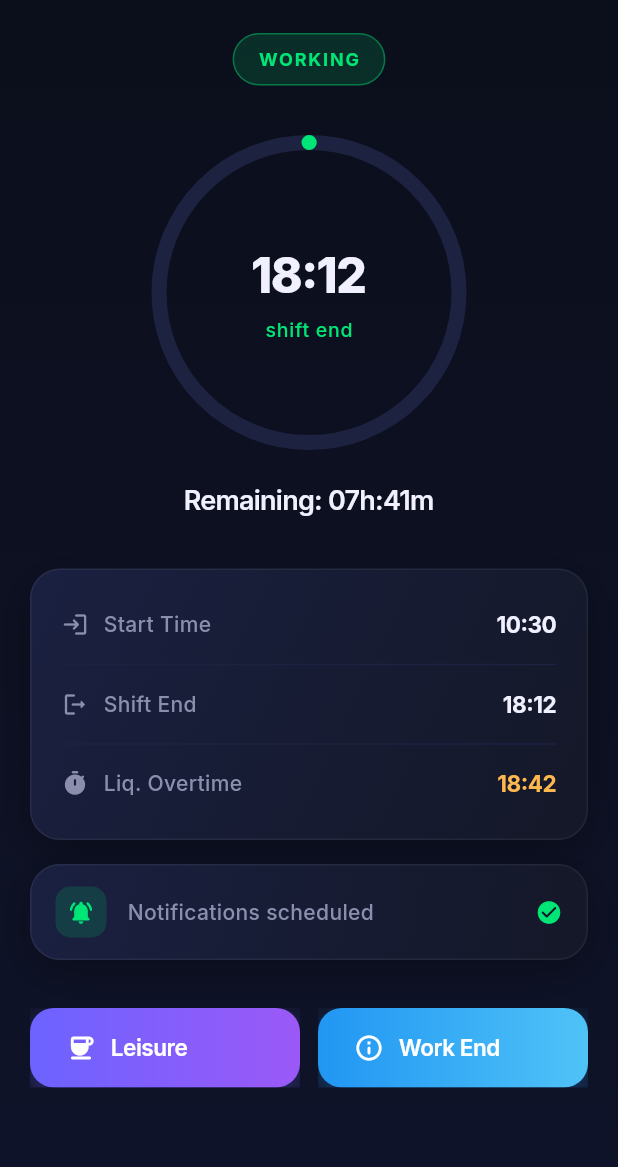
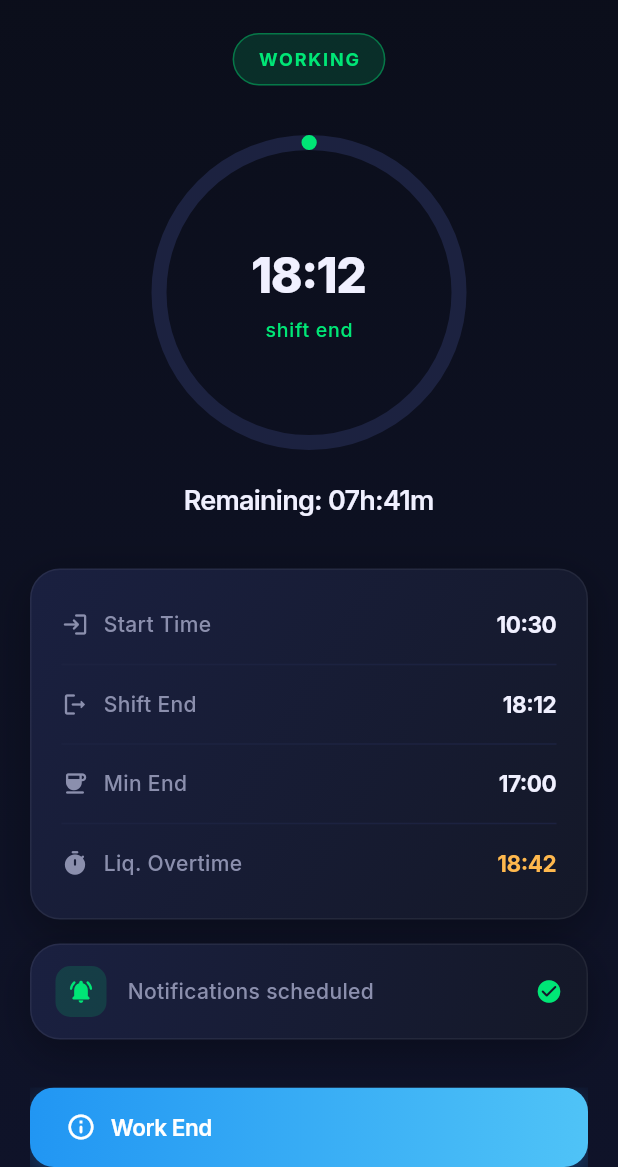
Before and after one commit to cesto93/cartellino_notify, a Flutter app: the screen it shows after launch, after a tap on "I'm Arrived", on a phone screen of 412 x 824 dp, the part 69-1236 px from its top. Run offline on Flutter 3.47's test engine with Material 3 defaults, Android fonts, the phone set to English and light mode, and no system bars; our stand-ins replace flutter_local_notifications, google_fonts, sqflite, sqflite_common_ffi_web, timezone; accounts and stored records are empty.

Commit message:
feat(settings): add min time and remove leisure
Replace leisure time deduction with a configurable min time for early leave when recovering hours another day.

Min end is shown alongside shift end and triggers its own notification. Database migrates to v2 with a 06:00 default.

```diff
--- a/lib/screens/home_screen.dart
+++ b/lib/screens/home_screen.dart
@@ -118,19 +118,17 @@ class HomeScreen extends StatelessWidget {
                               ),
                               const Divider(color: AppColors.bgCardLight, height: 20),
                               InfoRow(
+                                label: 'Min End',
+                                value: state.minEndTimeDisplay,
+                                icon: Icons.coffee_rounded,
+                              ),
+                              const Divider(color: AppColors.bgCardLight, height: 20),
+                              InfoRow(
                                 label: 'Liq. Overtime',
                                 value: state.liquidatableTimeDisplay,
                                 icon: Icons.timer_rounded,
                                 valueColor: AppColors.accent,
                               ),
-                              if (state.leisureTime != null) ...[
-                                const Divider(color: AppColors.bgCardLight, height: 20),
-                                InfoRow(
-                                  label: 'Leisure Time',
-                                  value: state.leisureTime!,
-                                  icon: Icons.coffee_rounded,
-                                ),
-                              ],
                             ],
                           ),
                         ),
@@ -219,25 +217,8 @@ class HomeScreen extends StatelessWidget {
 
     return Column(
       children: [
-        Row(
-          children: [
-            Expanded(
-              child: GradientButton(
-                label: 'Leisure',
-                icon: Icons.coffee_rounded,
-                onPressed: () => _showTimeInputDialog(
-                  context,
-                  title: 'Set Leisure Time',
-                  hint: 'e.g. 00:15',
-                  onSubmit: (v) => state.setLeisureTime(v),
-                ),
-                gradient: const LinearGradient(
-                  colors: [Color(0xFF6C63FF), Color(0xFF9B59F7)],
-                ),
-              ),
-            ),
-            const SizedBox(width: 12),
-            Expanded(
+        SizedBox(
+          width: double.infinity,
           child: GradientButton(
             label: 'Work End',
             icon: Icons.info_outline_rounded,
@@ -247,22 +228,6 @@ class HomeScreen extends StatelessWidget {
             ),
           ),
         ),
-          ],
-        ),
-        if (state.leisureTime != null) ...[
-          const SizedBox(height: 14),
-          SizedBox(
-            width: double.infinity,
-            child: GradientButton(
-              label: 'Clear Leisure Time',
-              icon: Icons.clear_rounded,
-              onPressed: () => state.clearLeisureTime(),
-              gradient: const LinearGradient(
-                colors: [Color(0xFF455A64), Color(0xFF78909C)],
-              ),
-            ),
-          ),
-        ],
       ],
     );
   }
@@ -388,6 +353,7 @@ class HomeScreen extends StatelessWidget {
 
   void _showWorkEndDialog(BuildContext context, AppState state) {
     final endTime = state.endTimeDisplay;
+    final minEndTime = state.minEndTimeDisplay;
     final remaining = state.remainingDisplay;
     showModalBottomSheet(
       context: context,
@@ -415,6 +381,15 @@ class HomeScreen extends StatelessWidget {
               const SizedBox(height: 20),
               const Icon(Icons.schedule_rounded, size: 48, color: AppColors.accent),
               const SizedBox(height: 16),
+              Text(
+                'Min end at $minEndTime',
+                style: const TextStyle(
+                  fontSize: 16,
+                  fontWeight: FontWeight.w600,
+                  color: AppColors.textSecondary,
+                ),
+              ),
+              const SizedBox(height: 4),
               Text(
                 'Shift ends at $endTime',
                 style: const TextStyle(
@@ -515,6 +490,21 @@ class HomeScreen extends StatelessWidget {
                   );
                 },
               ),
+              const SizedBox(height: 12),
+              _SettingsTile(
+                icon: Icons.timer_outlined,
+                label: 'Min Time',
+                value: state.minTime,
+                onTap: () {
+                  Navigator.pop(ctx);
+                  _showTimeInputDialog(
+                    context,
+                    title: 'Min Time',
+                    hint: '06:00',
+                    onSubmit: (v) => state.setMinTime(v),
+                  );
+                },
+              ),
               const SizedBox(height: 24),
             ],
           ),
@@ -535,7 +525,7 @@ class HomeScreen extends StatelessWidget {
             style: TextStyle(color: AppColors.textPrimary, fontWeight: FontWeight.w700),
           ),
           content: const Text(
-            'This will clear your start time and leisure time for today.',
+            'This will clear your start time for today.',
             style: TextStyle(color: AppColors.textSecondary),
           ),
           actions: [
--- a/lib/services/app_state.dart
+++ b/lib/services/app_state.dart
@@ -32,8 +32,8 @@ class AppState extends ChangeNotifier {
   String _lunchTime = '00:30';
   String get lunchTime => _lunchTime;
 
-  String? _leisureTime;
-  String? get leisureTime => _leisureTime;
+  String _minTime = '06:00';
+  String get minTime => _minTime;
 
   ShiftStatus _status = ShiftStatus.notStarted;
   ShiftStatus get status => _status;
@@ -46,6 +46,9 @@ class AppState extends ChangeNotifier {
 
   String _liquidatableTimeDisplay = '--:--';
   String get liquidatableTimeDisplay => _liquidatableTimeDisplay;
+
+  String _minEndTimeDisplay = '--:--';
+  String get minEndTimeDisplay => _minEndTimeDisplay;
 
   bool _notificationsScheduled = false;
   bool get notificationsScheduled => _notificationsScheduled;
@@ -70,8 +73,8 @@ class AppState extends ChangeNotifier {
   Future<void> _loadFromDb() async {
     _workTime = await _db.getSetting('work_time') ?? '07:12';
     _lunchTime = await _db.getSetting('lunch_time') ?? '00:30';
+    _minTime = await _db.getSetting('min_time') ?? '06:00';
     _startTime = await _db.getStartTime();
-    _leisureTime = await _db.getDailySetting('leisure_time');
     _recalculate();
     notifyListeners();
   }
@@ -111,15 +114,6 @@ class AppState extends ChangeNotifier {
     await _scheduleNotifications();
   }
 
-  /// Set leisure time for today.
-  Future<void> setLeisureTime(String time) async {
-    _leisureTime = time;
-    await _db.storeDailySetting('leisure_time', time);
-    _recalculate();
-    notifyListeners();
-    await _scheduleNotifications();
-  }
-
   /// Update global work time setting.
   Future<void> setWorkTime(String time) async {
     _workTime = time;
@@ -138,22 +132,22 @@ class AppState extends ChangeNotifier {
     if (_startTime != null) await _scheduleNotifications();
   }
 
-  /// Clear leisure time for today.
-  Future<void> clearLeisureTime() async {
-    _leisureTime = null;
-    await _db.clearDailySetting('leisure_time');
+  /// Update global minimum work time setting.
+  /// This is the minimum time to stay at work when recovering another day
+  /// (less than the full work time).
+  Future<void> setMinTime(String time) async {
+    _minTime = time;
+    await _db.storeSetting('min_time', time);
     _recalculate();
     notifyListeners();
     if (_startTime != null) await _scheduleNotifications();
   }
 
-  /// Reset the day (clear start time + leisure time).
+  /// Reset the day (clear start time).
   Future<void> resetDay() async {
     _startTime = null;
-    _leisureTime = null;
     _notificationsScheduled = false;
     await _db.clearDailySetting('start_time');
-    await _db.clearDailySetting('leisure_time');
     await _notifications.cancelAll();
     _recalculate();
     notifyListeners();
@@ -167,6 +161,7 @@ class AppState extends ChangeNotifier {
       _endTimeDisplay = '--:--';
       _remainingDisplay = '';
       _liquidatableTimeDisplay = '--:--';
+      _minEndTimeDisplay = '--:--';
       _progress = 0;
       return;
     }
@@ -175,9 +170,15 @@ class AppState extends ChangeNotifier {
       _startTime!,
       workTimeStr: _workTime,
       lunchTimeStr: _lunchTime,
-      leisureTimeStr: _leisureTime,
     );
     _endTimeDisplay = formatTime(endDt);
+
+    final minEndDt = minTurnEndDateTime(
+      _startTime!,
+      minTimeStr: _minTime,
+      lunchTimeStr: _lunchTime,
+    );
+    _minEndTimeDisplay = formatTime(minEndDt);
 
     final liquidatableDt = endDt.add(
       const Duration(minutes: liquidatableOvertimeThresholdMinutes),
@@ -188,14 +189,12 @@ class AppState extends ChangeNotifier {
       _startTime!,
       workTimeStr: _workTime,
       lunchTimeStr: _lunchTime,
-      leisureTimeStr: _leisureTime,
     );
 
     _remainingDisplay = workTimeStatus(
       _startTime!,
       workTimeStr: _workTime,
       lunchTimeStr: _lunchTime,
-      leisureTimeStr: _leisureTime,
     );
 
     // Calculate progress (0.0 = just started → 1.0 = shift done)
@@ -232,15 +231,23 @@ class AppState extends ChangeNotifier {
       _startTime!,
       workTimeStr: _workTime,
       lunchTimeStr: _lunchTime,
-      leisureTimeStr: _leisureTime,
+    );
+
+    final secToMin = secondsToMinEnd(
+      _startTime!,
+      minTimeStr: _minTime,
+      lunchTimeStr: _lunchTime,
     );
 
     final secToLiq = secondsToLiquidatableOvertime(
       _startTime!,
       workTimeStr: _workTime,
       lunchTimeStr: _lunchTime,
-      leisureTimeStr: _leisureTime,
     );
+
+    if (secToMin > 0) {
+      await _notifications.scheduleMinEnd(Duration(seconds: secToMin.round()));
+    }
 
     if (secToEnd > 0) {
       await _notifications.scheduleWorkEnd(Duration(seconds: secToEnd.round()));
--- a/lib/services/cartellino_service.dart
+++ b/lib/services/cartellino_service.dart
@@ -37,18 +37,34 @@ String formatDuration(Duration d) {
 }
 
 /// Calculates the exact [DateTime] when the work turn ends.
+///
+/// Full shift: `Start + Work + Lunch`.
 DateTime turnEndDateTime(
   String startTimeStr, {
   String workTimeStr = '07:12',
   String lunchTimeStr = '00:30',
-  String? leisureTimeStr,
 }) {
   final start = _parseTimeToday(startTimeStr);
   final work = _parseDuration(workTimeStr);
   final lunch = _parseDuration(lunchTimeStr);
-  final leisure = leisureTimeStr != null ? _parseDuration(leisureTimeStr) : Duration.zero;
 
-  return start.add(work).add(lunch).subtract(leisure);
+  return start.add(work).add(lunch);
+}
+
+/// Calculates the exact [DateTime] when the minimum work time is reached.
+///
+/// Minimum shift (early leave when recovering another day):
+/// `Start + Min + Lunch`. [minTimeStr] must be less than the full work time.
+DateTime minTurnEndDateTime(
+  String startTimeStr, {
+  String minTimeStr = '06:00',
+  String lunchTimeStr = '00:30',
+}) {
+  final start = _parseTimeToday(startTimeStr);
+  final min = _parseDuration(minTimeStr);
+  final lunch = _parseDuration(lunchTimeStr);
+
+  return start.add(min).add(lunch);
 }
 
 /// Calculates the turn end time as an 'HH:MM' string.
@@ -56,10 +72,19 @@ String turnEndTime(
   String startTimeStr, {
   String workTimeStr = '07:12',
   String lunchTimeStr = '00:30',
-  String? leisureTimeStr,
 }) {
   return formatTime(turnEndDateTime(startTimeStr,
-      workTimeStr: workTimeStr, lunchTimeStr: lunchTimeStr, leisureTimeStr: leisureTimeStr));
+      workTimeStr: workTimeStr, lunchTimeStr: lunchTimeStr));
+}
+
+/// Calculates the minimum end time as an 'HH:MM' string.
+String minTurnEndTime(
+  String startTimeStr, {
+  String minTimeStr = '06:00',
+  String lunchTimeStr = '00:30',
+}) {
+  return formatTime(minTurnEndDateTime(startTimeStr,
+      minTimeStr: minTimeStr, lunchTimeStr: lunchTimeStr));
 }
 
 /// Calculates the remaining [Duration] until the work turn finishes.
@@ -68,10 +93,21 @@ Duration durationToTurnEnd(
   String startTimeStr, {
   String workTimeStr = '07:12',
   String lunchTimeStr = '00:30',
-  String? leisureTimeStr,
 }) {
   final finishTime = turnEndDateTime(startTimeStr,
-      workTimeStr: workTimeStr, lunchTimeStr: lunchTimeStr, leisureTimeStr: leisureTimeStr);
+      workTimeStr: workTimeStr, lunchTimeStr: lunchTimeStr);
+  return finishTime.difference(DateTime.now());
+}
+
+/// Calculates the remaining [Duration] until the minimum time is reached.
+/// Returns a negative duration if already past.
+Duration durationToMinEnd(
+  String startTimeStr, {
+  String minTimeStr = '06:00',
+  String lunchTimeStr = '00:30',
+}) {
+  final finishTime = minTurnEndDateTime(startTimeStr,
+      minTimeStr: minTimeStr, lunchTimeStr: lunchTimeStr);
   return finishTime.difference(DateTime.now());
 }
 
@@ -80,10 +116,21 @@ double secondsToTurnEnd(
   String startTimeStr, {
   String workTimeStr = '07:12',
   String lunchTimeStr = '00:30',
-  String? leisureTimeStr,
 }) {
   final d = durationToTurnEnd(startTimeStr,
-      workTimeStr: workTimeStr, lunchTimeStr: lunchTimeStr, leisureTimeStr: leisureTimeStr);
+      workTimeStr: workTimeStr, lunchTimeStr: lunchTimeStr);
+  return d.isNegative ? 0 : d.inMilliseconds / 1000;
+}
+
+/// Calculates the remaining seconds until the minimum time is reached.
+/// Returns 0 if already past.
+double secondsToMinEnd(
+  String startTimeStr, {
+  String minTimeStr = '06:00',
+  String lunchTimeStr = '00:30',
+}) {
+  final d = durationToMinEnd(startTimeStr,
+      minTimeStr: minTimeStr, lunchTimeStr: lunchTimeStr);
   return d.isNegative ? 0 : d.inMilliseconds / 1000;
 }
 
@@ -93,10 +140,9 @@ double secondsToLiquidatableOvertime(
   String startTimeStr, {
   String workTimeStr = '07:12',
   String lunchTimeStr = '00:30',
-  String? leisureTimeStr,
 }) {
   final finishTime = turnEndDateTime(startTimeStr,
-      workTimeStr: workTimeStr, lunchTimeStr: lunchTimeStr, leisureTimeStr: leisureTimeStr);
+      workTimeStr: workTimeStr, lunchTimeStr: lunchTimeStr);
   final liquidatableTime = finishTime.add(
     const Duration(minutes: liquidatableOvertimeThresholdMinutes),
   );
@@ -114,10 +160,9 @@ String workTimeStatus(
   String startTimeStr, {
   String workTimeStr = '07:12',
   String lunchTimeStr = '00:30',
-  String? leisureTimeStr,
 }) {
   final remaining = durationToTurnEnd(startTimeStr,
-      workTimeStr: workTimeStr, lunchTimeStr: lunchTimeStr, leisureTimeStr: leisureTimeStr);
+      workTimeStr: workTimeStr, lunchTimeStr: lunchTimeStr);
 
   if (!remaining.isNegative) {
     return 'Remaining: ${formatDuration(remaining)}';
--- a/lib/services/database_service.dart
+++ b/lib/services/database_service.dart
@@ -1,6 +1,6 @@
 /// Port of database.py — SQLite persistence layer.
 ///
-/// Stores global settings, daily user settings (start_time, leisure_time),
+/// Stores global settings, daily user settings (start_time),
 /// and provides the same API surface as the Python original.
 library;
 
@@ -35,7 +35,7 @@ class DatabaseService {
 
     return openDatabase(
       path,
-      version: 1,
+      version: 2,
       onCreate: (db, version) async {
         await db.execute(
           'CREATE TABLE IF NOT EXISTS settings (key TEXT PRIMARY KEY, value TEXT)',
@@ -50,6 +50,16 @@ class DatabaseService {
             conflictAlgorithm: ConflictAlgorithm.ignore);
         await db.insert('settings', {'key': 'lunch_time', 'value': '00:30'},
             conflictAlgorithm: ConflictAlgorithm.ignore);
+        await db.insert('settings', {'key': 'min_time', 'value': '06:00'},
+            conflictAlgorithm: ConflictAlgorithm.ignore);
+      },
+      onUpgrade: (db, oldVersion, newVersion) async {
+        if (oldVersion < 2) {
+          await db.insert('settings', {'key': 'min_time', 'value': '06:00'},
+              conflictAlgorithm: ConflictAlgorithm.ignore);
+          // Clean up legacy leisure_time daily entries.
+          await db.delete('user_settings', where: 'key = ?', whereArgs: ['leisure_time']);
+        }
       },
     );
   }
--- a/lib/services/notification_service.dart
+++ b/lib/services/notification_service.dart
@@ -1,6 +1,7 @@
 /// Local notification service — replaces Telegram notifications.
 ///
 /// Schedules local notifications for:
+///   • Minimum time reached (early leave when recovering another day)
 ///   • Work shift end
 ///   • Liquidatable overtime threshold (30 min after shift end)
 library;
@@ -117,6 +118,16 @@ class NotificationService {
     );
   }
 
+  /// Schedule minimum-time notification (early leave when recovering).
+  Future<void> scheduleMinEnd(Duration delay) async {
+    await scheduleAfter(
+      id: 3,
+      title: '✅ Minimo raggiunto!',
+      body: 'Hai raggiunto il minimo. Puoi andare se recuperi un altro giorno!',
+      delay: delay,
+    );
+  }
+
   /// Schedule liquidatable overtime notification.
   Future<void> scheduleLiquidatableOvertime(Duration delay) async {
     await scheduleAfter(
```
Also changed, not shown: 2 other files. Lines whose indentation alone changed are shown as unchanged.
